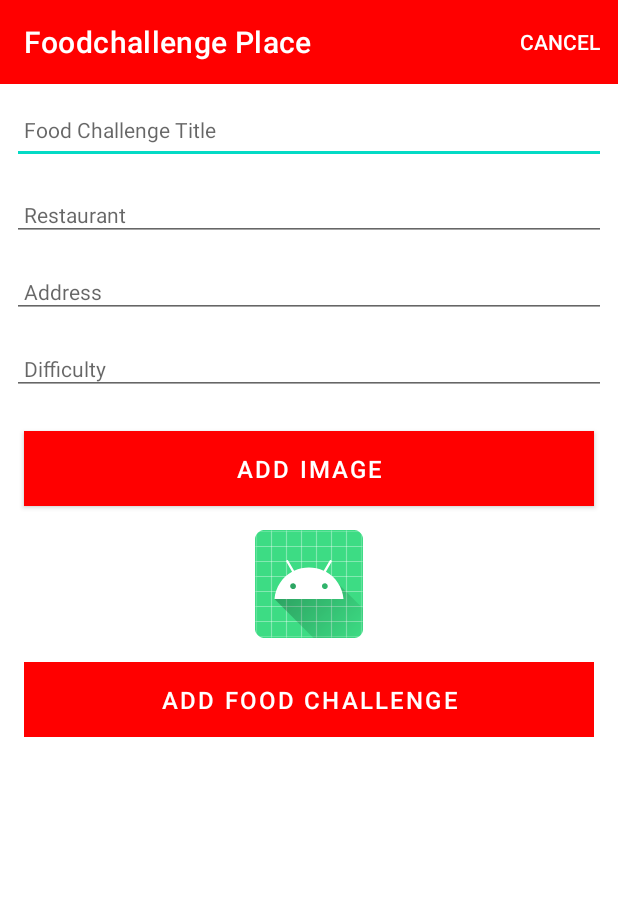
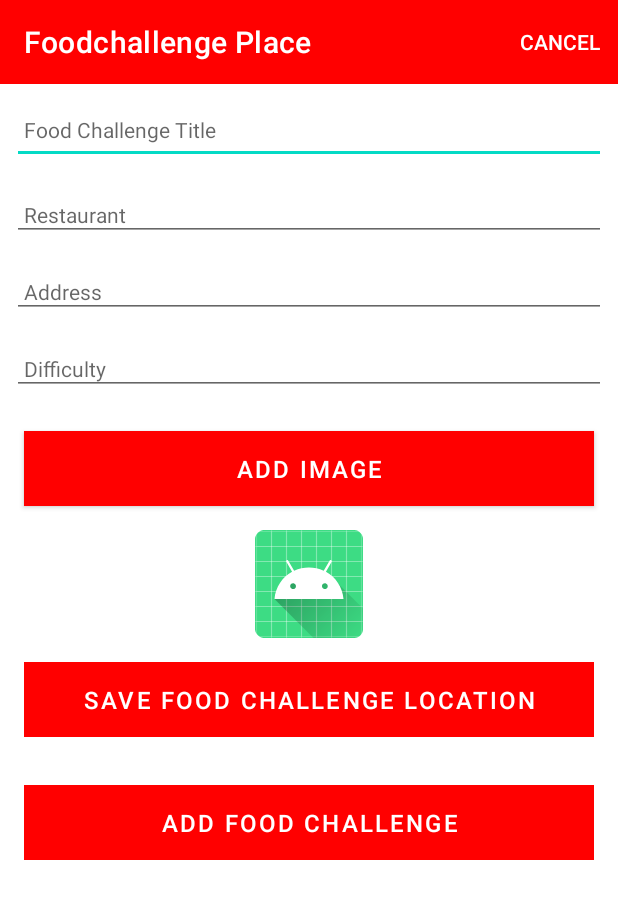
Before and after one commit to Colarein/FoodChallengePlaceApp, an Android app: the FoodchallengePlaceActivity screen opened directly, with no data from a screen before it, on a phone screen of 412 x 824 dp. Shown: the top 899 px of the screen. Run offline under Robolectric (Android 15) with nearby library versions, the phone set to English and light mode, and no system bars; our stand-ins replace Picasso, Timber; 1 statement that could not run was skipped.

Commit message:
Lab 06 added save location button and logging successfully

```diff
--- a/app/src/main/java/org/wit/foodchallengeplace/activities/FoodchallengePlaceActivity.kt
+++ b/app/src/main/java/org/wit/foodchallengeplace/activities/FoodchallengePlaceActivity.kt
@@ -37,6 +37,10 @@ class FoodchallengePlaceActivity : AppCompatActivity() {
         app = application as MainApp
 
         i("Foodchallenge Place Activity started...")
+
+        binding.foodchallengeplaceLocation.setOnClickListener {
+            i ("Set Location Pressed")
+        }
 
         if (intent.hasExtra("foodchallengeplace_edit")) {
             edit = true
--- a/app/src/main/res/layout/activity_foodchallengesplace.xml
+++ b/app/src/main/res/layout/activity_foodchallengesplace.xml
@@ -112,6 +112,19 @@
                     app:srcCompat="@mipmap/ic_launcher"/>
 
                 <Button
+                    android:id="@+id/foodchallengeplaceLocation"
+                    android:layout_width="match_parent"
+                    android:layout_height="wrap_content"
+                    android:layout_margin="16dp"
+                    android:background="@color/colorAccent"
+                    android:paddingBottom="8dp"
+                    android:paddingTop="8dp"
+                    android:stateListAnimator="@null"
+                    android:text="@string/button_location"
+                    android:textColor="@color/colorPrimary"
+                    android:textSize="16sp"/>
+
+                <Button
                     android:id="@+id/btnAdd"
                     android:layout_width="match_parent"
                     android:layout_height="wrap_content"
--- a/app/src/main/res/values/strings.xml
+++ b/app/src/main/res/values/strings.xml
@@ -12,4 +12,5 @@
     <string name="button_addImage"> Add Image </string>
     <string name="select_foodchallengeplace_image">Select Food Challenge Image</string>
     <string name="change_foodchallengeplace_image"> Change Food Challenge Image</string>
+    <string name="button_location">Save Food Challenge Location</string>
 </resources>
```
